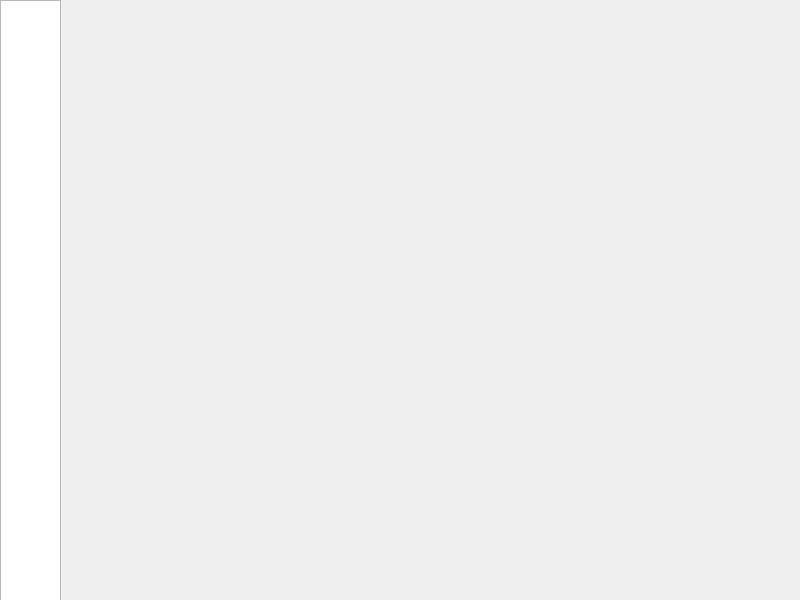
The window that MoodMate/mainwindow.ui (Kevin-1849/MoodMate--) describes before a commit, drawn with Qt 5.
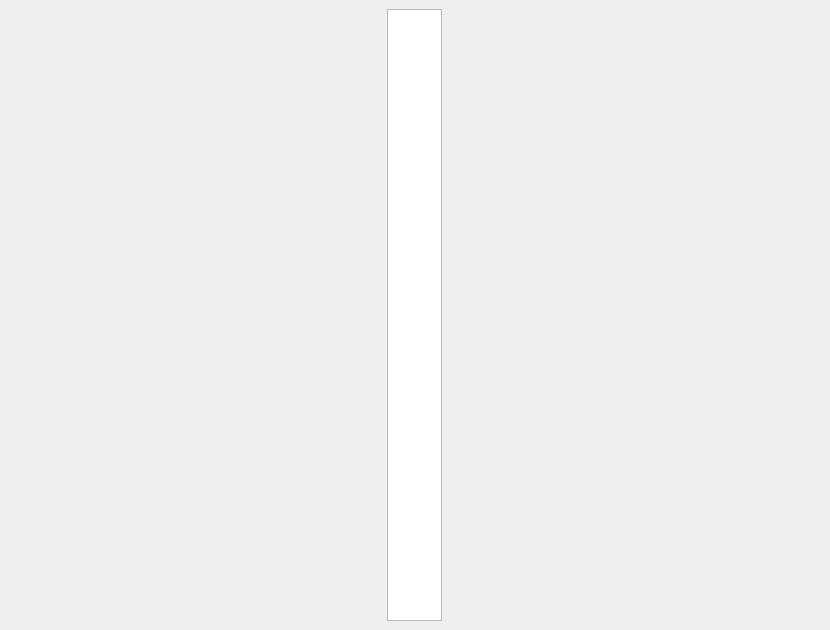
The same window after the commit.

Diff of the .ui file:
```diff
--- a/MoodMate/mainwindow.ui
+++ b/MoodMate/mainwindow.ui
@@ -6,10 +6,22 @@
    <rect>
     <x>0</x>
     <y>0</y>
-    <width>800</width>
-    <height>600</height>
+    <width>830</width>
+    <height>630</height>
    </rect>
   </property>
+  <property name="minimumSize">
+   <size>
+    <width>830</width>
+    <height>630</height>
+   </size>
+  </property>
+  <property name="maximumSize">
+   <size>
+    <width>830</width>
+    <height>630</height>
+   </size>
+  </property>
   <property name="windowTitle">
    <string>MainWindow</string>
   </property>
@@ -24,16 +36,15 @@
 }</string>
   </property>
   <widget class="QWidget" name="centralwidget">
-   <widget class="QWidget" name="verticalLayoutWidget">
-    <property name="geometry">
-     <rect>
-      <x>0</x>
-      <y>0</y>
-      <width>61</width>
-      <height>601</height>
-     </rect>
-    </property>
-    <layout class="QVBoxLayout" name="verticalLayout">
+   <property name="sizePolicy">
+    <sizepolicy hsizetype="Expanding" vsizetype="Expanding">
+     <horstretch>0</horstretch>
+     <verstretch>0</verstretch>
+    </sizepolicy>
+   </property>
+   <layout class="QHBoxLayout" name="horizontalLayout">
+    <item>
+     <layout class="QVBoxLayout" name="verticalLayout" stretch="0">
      <property name="spacing">
       <number>0</number>
      </property>
@@ -54,9 +65,15 @@
        <property name="enabled">
         <bool>true</bool>
        </property>
+        <property name="sizePolicy">
+         <sizepolicy hsizetype="Expanding" vsizetype="Expanding">
+          <horstretch>0</horstretch>
+          <verstretch>0</verstretch>
+         </sizepolicy>
+        </property>
        <property name="maximumSize">
         <size>
-         <width>80</width>
+          <width>55</width>
          <height>16777214</height>
         </size>
        </property>
@@ -104,18 +121,15 @@
       </widget>
      </item>
     </layout>
-   </widget>
-   <widget class="QWidget" name="verticalLayoutWidget_2">
-    <property name="geometry">
-     <rect>
-      <x>59</x>
-      <y>-1</y>
-      <width>751</width>
-      <height>621</height>
-     </rect>
-    </property>
-    <layout class="QVBoxLayout" name="stackWidgetLayout"/>
-   </widget>
+    </item>
+    <item>
+     <layout class="QVBoxLayout" name="stackWidgetLayout" stretch="">
+      <property name="spacing">
+       <number>0</number>
+      </property>
+     </layout>
+    </item>
+   </layout>
   </widget>
  </widget>
  <resources/>
```
Lines whose indentation alone changed are shown as unchanged.
